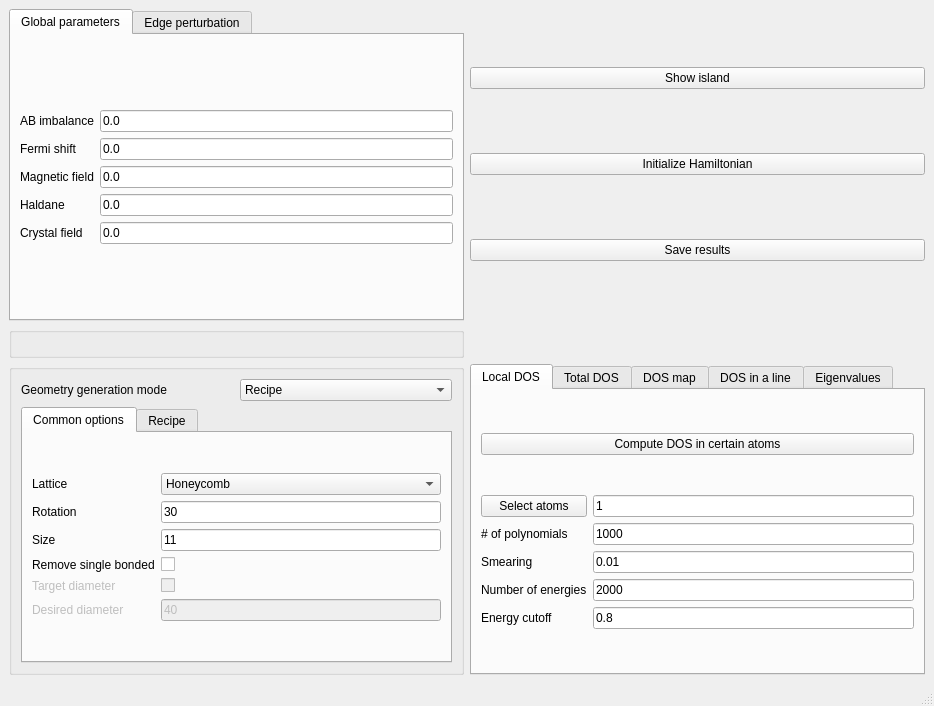
First picture: the form in interface-pyqt/huge_0d/interface.ui, repository joselado/quantum-lattice, before the edit.
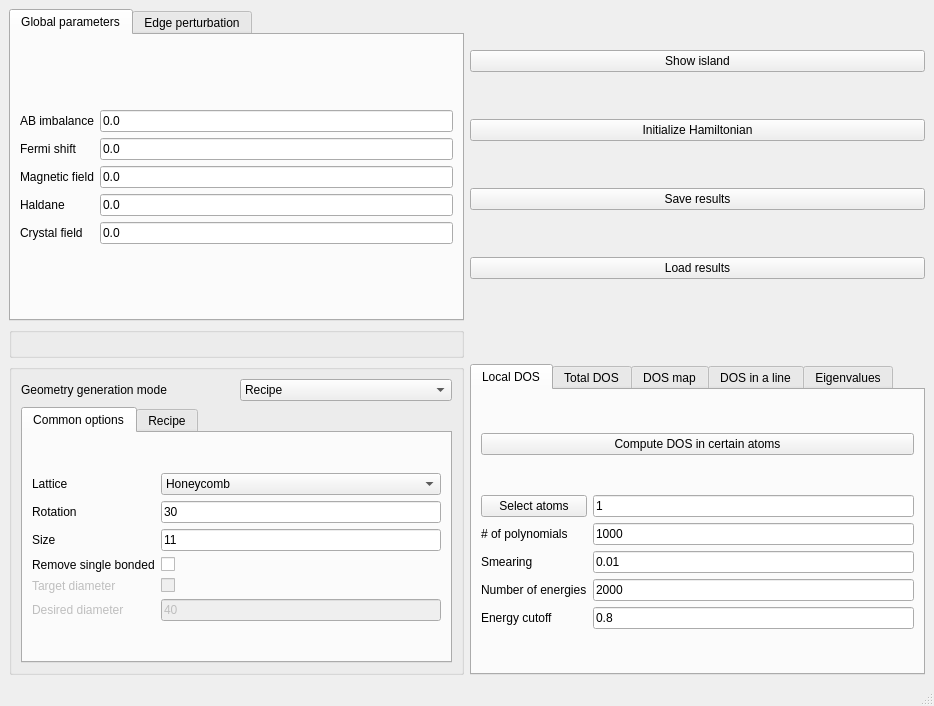
Second picture: the form after the edit.

Commit message: Add save/load of interface state (parameters + results since last change)

Diff of the .ui file:
```diff
--- a/interface-pyqt/huge_0d/interface.ui
+++ b/interface-pyqt/huge_0d/interface.ui
@@ -194,6 +194,16 @@
         </property>
        </widget>
       </item>
+      <item row="3" column="0">
+       <widget class="QPushButton" name="load_results">
+        <property name="toolTip">
+         <string>Restore the parameters and results from the last saved state</string>
+        </property>
+        <property name="text">
+         <string>Load results</string>
+        </property>
+       </widget>
+      </item>
      </layout>
     </item>
     <item row="1" column="0">
```
The commit also changes 43 other files.
